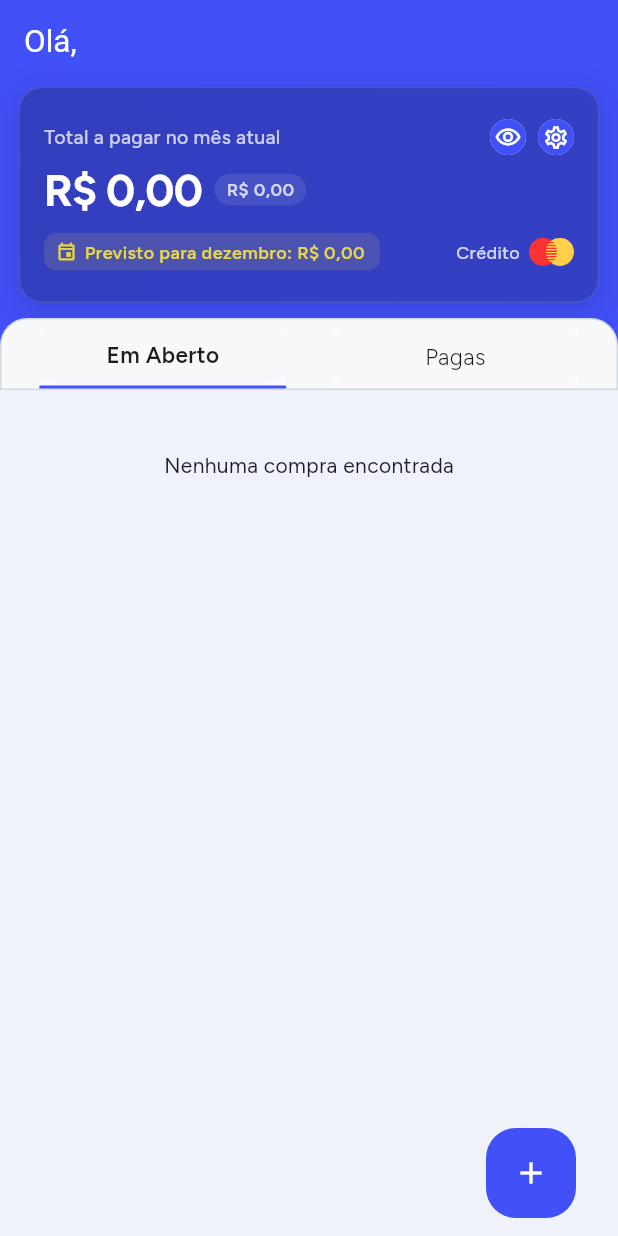
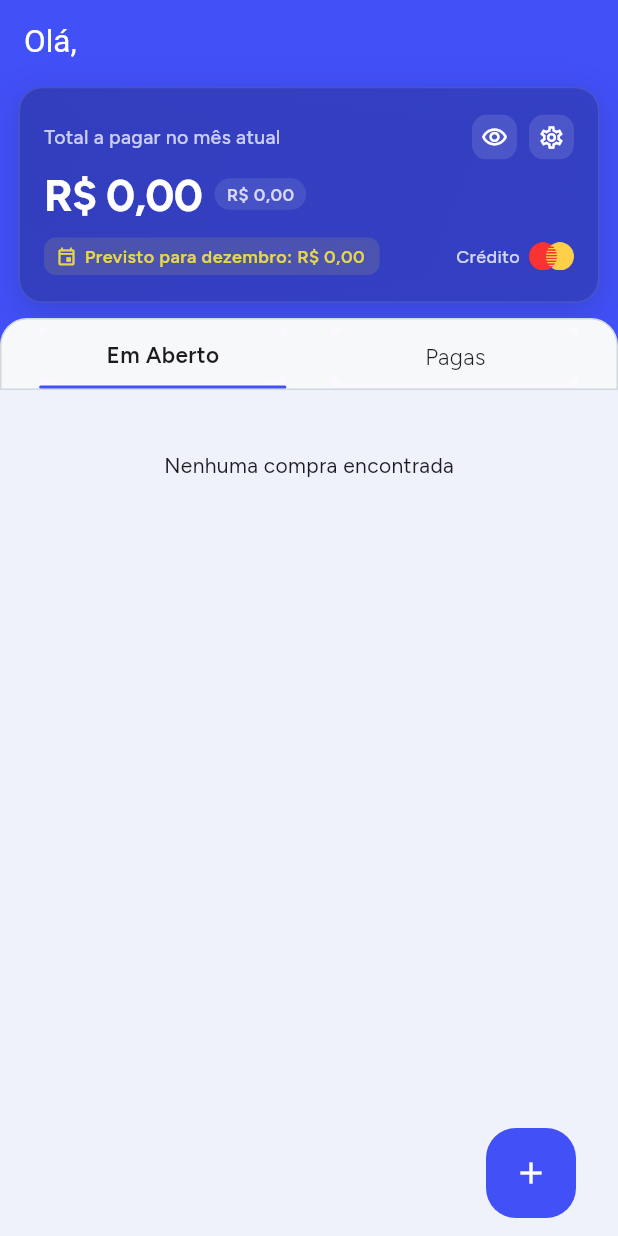
Before and after one commit to Vinnybrunn00/faturax-app, a Flutter app: the HomePage screen opened directly, on a phone screen of 412 x 824 dp. Run offline on Flutter 3.47's test engine with Material 3 defaults, Android fonts, the phone set to English and light mode, and no system bars; our stand-ins replace cloud_firestore, currency_text_input_formatter, firebase_auth, firebase_core, google_fonts, material_ui and 1 more; missing offline and left inert: iconsx_plus, shorebird_code_push; accounts and stored records are empty; generated files the repository leaves out were written again.

Commit message:
MOD: refine ButtonLowBoxInfo styling
- Set Material color to transparent
- Reduce border radius from 12 to 10 on Material, InkWell and Ink
- Increase padding from 3 to 6
- Replace AppColor.purpleColor background with translucent white (alpha 30)

```diff
--- a/lib/ui/components/slivers/widgets/button_low_box_info.dart
+++ b/lib/ui/components/slivers/widgets/button_low_box_info.dart
@@ -18,15 +18,16 @@ class ButtonLowBoxInfo extends StatelessWidget {
   @override
   Widget build(BuildContext context) {
     return Material(
-      borderRadius: BorderRadius.circular(12),
+      color: Colors.transparent,
+      borderRadius: BorderRadius.circular(10),
       child: InkWell(
         onTap: onTap,
-        borderRadius: BorderRadius.circular(12),
+        borderRadius: BorderRadius.circular(10),
         child: Ink(
-          padding: EdgeInsets.all(3),
+          padding: EdgeInsets.all(6),
           decoration: BoxDecoration(
-            color: AppColor.purpleColor,
-            borderRadius: BorderRadius.circular(12),
+            color: AppColor.whiteColor.withAlpha(30),
+            borderRadius: BorderRadius.circular(10),
           ),
           child: Icon(icon, color: iconColor, size: size),
         ),
```
